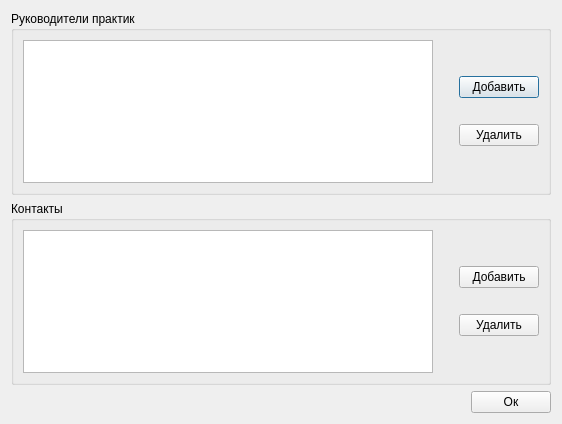
This is ui/staffemployerwindow.ui in 7enSmile/clientVKR as Qt 5 draws it before an edit. The edited form follows.
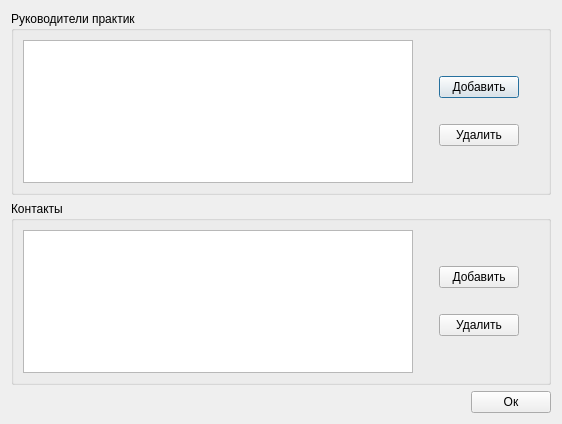
This is the edited form.

Patch:
```diff
--- a/ui/staffemployerwindow.ui
+++ b/ui/staffemployerwindow.ui
@@ -30,7 +30,7 @@
              <bool>true</bool>
             </property>
             <attribute name="horizontalHeaderVisible">
-             <bool>true</bool>
+             <bool>false</bool>
             </attribute>
             <attribute name="horizontalHeaderMinimumSectionSize">
              <number>100</number>
@@ -45,7 +45,7 @@
              <bool>true</bool>
             </attribute>
             <attribute name="verticalHeaderVisible">
-             <bool>true</bool>
+             <bool>false</bool>
             </attribute>
            </widget>
           </item>
@@ -127,6 +127,22 @@
           </item>
          </layout>
         </item>
+        <item>
+         <spacer name="horizontalSpacer">
+          <property name="orientation">
+           <enum>Qt::Horizontal</enum>
+          </property>
+          <property name="sizeType">
+           <enum>QSizePolicy::Fixed</enum>
+          </property>
+          <property name="sizeHint" stdset="0">
+           <size>
+            <width>20</width>
+            <height>20</height>
+           </size>
+          </property>
+         </spacer>
+        </item>
        </layout>
       </item>
      </layout>
@@ -145,7 +161,7 @@
           <item>
            <widget class="QTableView" name="tableViewContactEmployer">
             <attribute name="horizontalHeaderVisible">
-             <bool>true</bool>
+             <bool>false</bool>
             </attribute>
             <attribute name="horizontalHeaderDefaultSectionSize">
              <number>100</number>
@@ -154,7 +170,7 @@
              <bool>true</bool>
             </attribute>
             <attribute name="verticalHeaderVisible">
-             <bool>true</bool>
+             <bool>false</bool>
             </attribute>
            </widget>
           </item>
@@ -236,6 +252,22 @@
           </item>
          </layout>
         </item>
+        <item>
+         <spacer name="horizontalSpacer_2">
+          <property name="orientation">
+           <enum>Qt::Horizontal</enum>
+          </property>
+          <property name="sizeType">
+           <enum>QSizePolicy::Fixed</enum>
+          </property>
+          <property name="sizeHint" stdset="0">
+           <size>
+            <width>20</width>
+            <height>20</height>
+           </size>
+          </property>
+         </spacer>
+        </item>
        </layout>
       </item>
      </layout>
```
